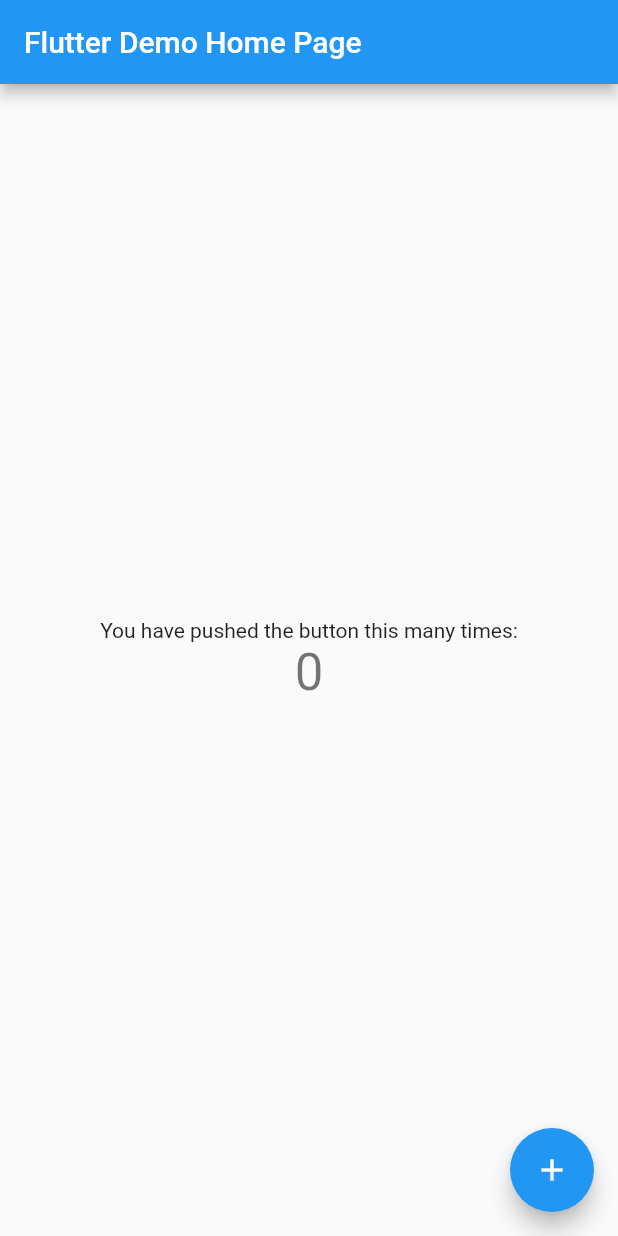
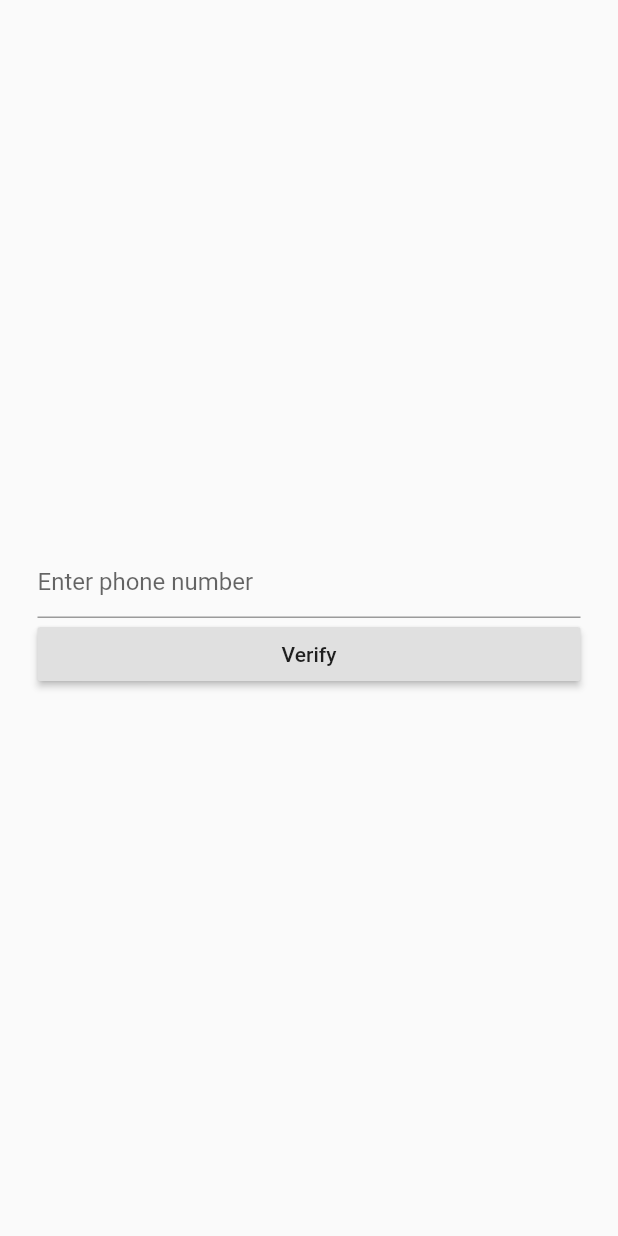
Before and after one commit to AlexSze/hackust2021-wellbeeing, a Flutter app: the screen it shows after launch, on a phone screen of 412 x 824 dp. Run offline on Flutter 3.47's test engine with Material 2 defaults, Android fonts, the phone set to English and light mode, and no system bars; our stand-ins replace firebase_auth, firebase_core; accounts and stored records are empty.

Commit message:
implemented phone number login

```diff
--- a/lib/main.dart
+++ b/lib/main.dart
@@ -1,6 +1,10 @@
+import 'package:firebase_core/firebase_core.dart';
 import 'package:flutter/material.dart';
+import 'package:wellbeeing/screen/auth/authStateLogic.dart';
 
-void main() {
+void main() async {
+  WidgetsFlutterBinding.ensureInitialized();
+  await Firebase.initializeApp();
   runApp(MyApp());
 }
 
@@ -11,107 +15,10 @@
     return MaterialApp(
       title: 'Flutter Demo',
       theme: ThemeData(
-        // This is the theme of your application.
-        //
-        // Try running your application with "flutter run". You'll see the
-        // application has a blue toolbar. Then, without quitting the app, try
-        // changing the primarySwatch below to Colors.green and then invoke
-        // "hot reload" (press "r" in the console where you ran "flutter run",
-        // or simply save your changes to "hot reload" in a Flutter IDE).
-        // Notice that the counter didn't reset back to zero; the application
-        // is not restarted.
         primarySwatch: Colors.blue,
-        // This makes the visual density adapt to the platform that you run
-        // the app on. For desktop platforms, the controls will be smaller and
-        // closer together (more dense) than on mobile platforms.
         visualDensity: VisualDensity.adaptivePlatformDensity,
       ),
-      home: MyHomePage(title: 'Flutter Demo Home Page'),
+      home: AuthStateLogic(),
     );
   }
 }
-
-class MyHomePage extends StatefulWidget {
-  MyHomePage({Key key, this.title}) : super(key: key);
-
-  // This widget is the home page of your application. It is stateful, meaning
-  // that it has a State object (defined below) that contains fields that affect
-  // how it looks.
-
-  // This class is the configuration for the state. It holds the values (in this
-  // case the title) provided by the parent (in this case the App widget) and
-  // used by the build method of the State. Fields in a Widget subclass are
-  // always marked "final".
-
-  final String title;
-
-  @override
-  _MyHomePageState createState() => _MyHomePageState();
-}
-
-class _MyHomePageState extends State<MyHomePage> {
-  int _counter = 0;
-
-  void _incrementCounter() {
-    setState(() {
-      // This call to setState tells the Flutter framework that something has
-      // changed in this State, which causes it to rerun the build method below
-      // so that the display can reflect the updated values. If we changed
-      // _counter without calling setState(), then the build method would not be
-      // called again, and so nothing would appear to happen.
-      _counter++;
-    });
-  }
-
-  @override
-  Widget build(BuildContext context) {
-    // This method is rerun every time setState is called, for instance as done
-    // by the _incrementCounter method above.
-    //
-    // The Flutter framework has been optimized to make rerunning build methods
-    // fast, so that you can just rebuild anything that needs updating rather
-    // than having to individually change instances of widgets.
-    return Scaffold(
-      appBar: AppBar(
-        // Here we take the value from the MyHomePage object that was created by
-        // the App.build method, and use it to set our appbar title.
-        title: Text(widget.title),
-      ),
-      body: Center(
-        // Center is a layout widget. It takes a single child and positions it
-        // in the middle of the parent.
-        child: Column(
-          // Column is also a layout widget. It takes a list of children and
-          // arranges them vertically. By default, it sizes itself to fit its
-          // children horizontally, and tries to be as tall as its parent.
-          //
-          // Invoke "debug painting" (press "p" in the console, choose the
-          // "Toggle Debug Paint" action from the Flutter Inspector in Android
-          // Studio, or the "Toggle Debug Paint" command in Visual Studio Code)
-          // to see the wireframe for each widget.
-          //
-          // Column has various properties to control how it sizes itself and
-          // how it positions its children. Here we use mainAxisAlignment to
-          // center the children vertically; the main axis here is the vertical
-          // axis because Columns are vertical (the cross axis would be
-          // horizontal).
-          mainAxisAlignment: MainAxisAlignment.center,
-          children: <Widget>[
-            Text(
-              'You have pushed the button this many times:',
-            ),
-            Text(
-              '$_counter',
-              style: Theme.of(context).textTheme.headline4,
-            ),
-          ],
-        ),
-      ),
-      floatingActionButton: FloatingActionButton(
-        onPressed: _incrementCounter,
-        tooltip: 'Increment',
-        child: Icon(Icons.add),
-      ), // This trailing comma makes auto-formatting nicer for build methods.
-    );
-  }
-}
--- /dev/null
+++ b/lib/screen/auth/authStateLogic.dart
@@ -0,0 +1,29 @@
+import 'package:firebase_auth/firebase_auth.dart';
+import 'package:flutter/material.dart';
+import 'package:wellbeeing/screen/auth/loginPage.dart';
+import 'package:wellbeeing/screen/home.dart';
+
+class AuthStateLogic extends StatefulWidget {
+  @override
+  _AuthStateLogicState createState() => _AuthStateLogicState();
+}
+
+class _AuthStateLogicState extends State<AuthStateLogic> {
+  @override
+  Widget build(BuildContext context) {
+    return StreamBuilder(
+      stream: FirebaseAuth.instance.authStateChanges(),
+      builder: (BuildContext context, userSnapshot) {
+        //TODO loading screen
+        // if (userSnapshot.connectionState == ConnectionState.waiting) {
+        //   return LoadingScreen();
+        // }
+        if (userSnapshot.hasData) {
+          return Home();
+        } else {
+          return LoginPage();
+        }
+      },
+    );
+  }
+}
--- /dev/null
+++ b/lib/screen/auth/loginPage.dart
@@ -0,0 +1,96 @@
+import 'package:firebase_auth/firebase_auth.dart';
+import 'package:flutter/material.dart';
+import 'package:wellbeeing/services/databse_auth.dart';
+
+class LoginPage extends StatefulWidget {
+  @override
+  _LoginPageState createState() => _LoginPageState();
+}
+
+class _LoginPageState extends State<LoginPage> {
+  final formKey = new GlobalKey<FormState>();
+
+  String phoneNo, verificationId, smsCode;
+
+  bool codeSent = false;
+
+  @override
+  Widget build(BuildContext context) {
+    return Scaffold(
+      body: Form(
+          key: formKey,
+          child: Column(
+            mainAxisAlignment: MainAxisAlignment.center,
+            children: <Widget>[
+              Padding(
+                  padding: EdgeInsets.only(left: 25.0, right: 25.0),
+                  child: TextFormField(
+                    keyboardType: TextInputType.phone,
+                    decoration: InputDecoration(hintText: 'Enter phone number'),
+                    onChanged: (val) {
+                      setState(() {
+                        this.phoneNo = '+852' + val;
+                      });
+                    },
+                  )),
+              codeSent
+                  ? Padding(
+                      padding: EdgeInsets.only(left: 25.0, right: 25.0),
+                      child: TextFormField(
+                        keyboardType: TextInputType.phone,
+                        decoration: InputDecoration(hintText: 'Enter OTP'),
+                        onChanged: (val) {
+                          setState(() {
+                            this.smsCode = val;
+                          });
+                        },
+                      ))
+                  : Container(),
+              Padding(
+                  padding: EdgeInsets.only(left: 25.0, right: 25.0),
+                  child: RaisedButton(
+                      child: Center(
+                          child: codeSent ? Text('Login') : Text('Verify')),
+                      onPressed: () {
+                        codeSent
+                            ? DataBaseAuth()
+                                .signInWithOTP(smsCode, verificationId)
+                            : verifyPhone(phoneNo);
+                      }))
+            ],
+          )),
+    );
+  }
+
+  Future<void> verifyPhone(phoneNo) async {
+    print(phoneNo);
+    final PhoneVerificationCompleted verified = (AuthCredential authResult) {
+      DataBaseAuth().signIn(authResult);
+    };
+
+    final PhoneVerificationFailed verificationfailed =
+        (FirebaseAuthException authException) {
+      print('${authException.message}');
+    };
+
+    final PhoneCodeSent smsSent = (String verId, [int forceResend]) {
+      this.verificationId = verId;
+      setState(() {
+        this.codeSent = true;
+      });
+    };
+
+    final PhoneCodeAutoRetrievalTimeout autoTimeout = (String verId) {
+      this.verificationId = verId;
+    };
+
+    await FirebaseAuth.instance.verifyPhoneNumber(
+      phoneNumber: phoneNo,
+      timeout: const Duration(seconds: 5),
+      verificationCompleted: verified,
+      verificationFailed: verificationfailed,
+      codeSent: smsSent,
+      codeAutoRetrievalTimeout: autoTimeout,
+    );
+  }
+}
--- a/pubspec.yaml
+++ b/pubspec.yaml
@@ -25,6 +25,8 @@
     sdk: flutter
 
   cupertino_icons: ^1.0.0
+  firebase_core: ^0.5.0
+  firebase_auth: ^0.18.3+1
 
 dev_dependencies:
   flutter_test:
```
Also changed, not shown: lib/screen/home.dart (added, +21 -0 lines), lib/services/databse_auth.dart (added, +19 -0 lines), pubspec.lock, 4 other files.
